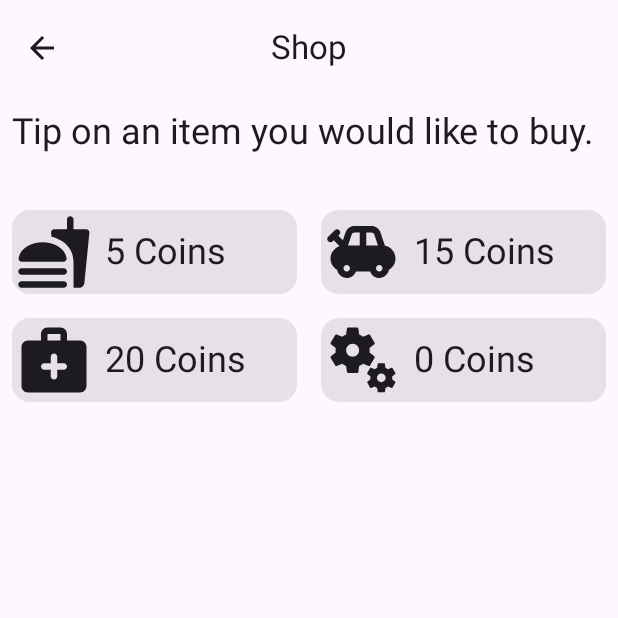
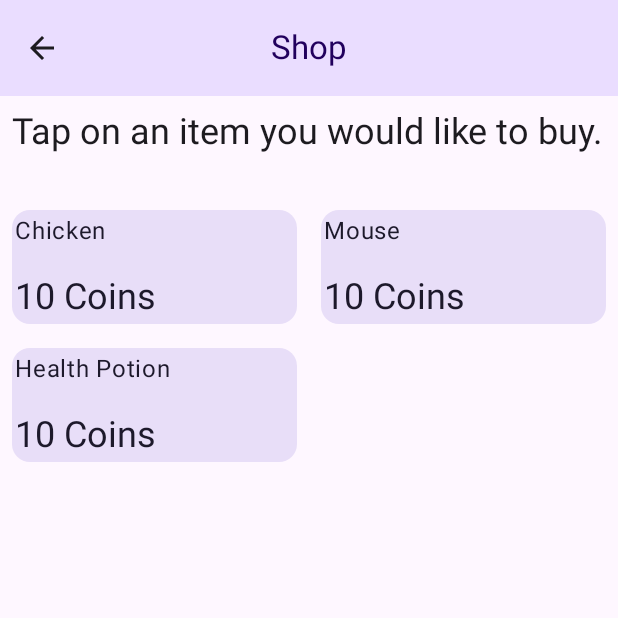
Before and after one commit to Lonartie/Mou, an Android app built with Jetpack Compose: the composable ShopScreen shown on its own in the app's theme, on a phone screen of 412 x 824 dp, the top half of it. Run offline under Robolectric (Android 15) with nearby library versions, the phone set to English and light mode, and no system bars; our stand-ins replace Dagger/Hilt's generated code, Room's generated code.

Commit message:
Shop adjustments

```diff
--- a/app/src/main/java/com/team/app/data/database/ItemsDao.kt
+++ b/app/src/main/java/com/team/app/data/database/ItemsDao.kt
@@ -25,7 +25,7 @@ interface ItemsDao {
     suspend fun getItems(): List<Item>
 
     @Query("SELECT * FROM items")
-    fun getItemsFlow(): Flow<Item>
+    fun getItemsFlow(): Flow<List<Item>>
 
     @Query("SELECT * FROM items WHERE id = :id")
     suspend fun getItem(id: Int): Item
--- a/app/src/main/java/com/team/app/data/repositories/InventoryRepository.kt
+++ b/app/src/main/java/com/team/app/data/repositories/InventoryRepository.kt
@@ -15,4 +15,6 @@ class InventoryRepository(
             invItem.quantity
         )
     }
+
+
 }
--- a/app/src/main/java/com/team/app/data/repositories/ItemsRepository.kt
+++ b/app/src/main/java/com/team/app/data/repositories/ItemsRepository.kt
@@ -8,6 +8,7 @@ import com.team.app.data.model.Item as ItemModel
 class ItemsRepository(
     private val itemsDao: ItemsDao
 ) {
+    fun getItemsFlow() = itemsDao.getItemsFlow()
     suspend fun getItemByID(id: Int) : ItemModel {
         val item : Item = itemsDao.getItem(id)
         return ItemModel(
--- a/app/src/main/java/com/team/app/ui/shop/ShopScreen.kt
+++ b/app/src/main/java/com/team/app/ui/shop/ShopScreen.kt
@@ -1,9 +1,8 @@
 package com.team.app.ui.shop
 
 import androidx.compose.foundation.clickable
-import androidx.compose.foundation.layout.Box
+import androidx.compose.foundation.layout.Arrangement
 import androidx.compose.foundation.layout.Column
-import androidx.compose.foundation.layout.Row
 import androidx.compose.foundation.layout.Spacer
 import androidx.compose.foundation.layout.fillMaxSize
 import androidx.compose.foundation.layout.padding
@@ -13,11 +12,8 @@ import androidx.compose.foundation.lazy.grid.LazyVerticalGrid
 import androidx.compose.foundation.lazy.grid.items
 import androidx.compose.material.icons.Icons
 import androidx.compose.material.icons.filled.ArrowBack
-import androidx.compose.material.icons.rounded.Fastfood
-import androidx.compose.material.icons.rounded.MedicalServices
-import androidx.compose.material.icons.rounded.MiscellaneousServices
-import androidx.compose.material.icons.rounded.Toys
 import androidx.compose.material3.Card
+import androidx.compose.material3.CardDefaults
 import androidx.compose.material3.CenterAlignedTopAppBar
 import androidx.compose.material3.ExperimentalMaterial3Api
 import androidx.compose.material3.Icon
@@ -25,22 +21,24 @@ import androidx.compose.material3.IconButton
 import androidx.compose.material3.MaterialTheme
 import androidx.compose.material3.Scaffold
 import androidx.compose.material3.Text
+import androidx.compose.material3.TopAppBarDefaults
 import androidx.compose.runtime.Composable
-import androidx.compose.ui.Alignment
+import androidx.compose.runtime.collectAsState
 import androidx.compose.ui.Modifier
 import androidx.compose.ui.res.stringResource
 import androidx.compose.ui.unit.dp
 import androidx.hilt.navigation.compose.hiltViewModel
 import com.team.app.R
-import com.team.app.data.model.ItemType
-import com.team.app.utils.Constants
+import com.team.app.data.database.model.Item
 
 @Composable
 fun ShopScreen(
     modifier: Modifier = Modifier,
     onBackClick: () -> Unit,
-    shopViewModel: ShopViewModel = hiltViewModel()
+    viewModel: ShopViewModel = hiltViewModel()
 ) {
+    val items = viewModel.itemsFlow.collectAsState(emptyList()).value
+
     Scaffold(
         topBar = { ShopTopAppBar(onBackClick = onBackClick) }
     ) { contentPadding ->
@@ -59,10 +57,10 @@ fun ShopScreen(
                 columns = GridCells.Fixed(2),
                 modifier = modifier
             ) {
-                items(ItemType.entries) {
+                items(items) {
                     ItemCard(
                         it,
-                        { shopViewModel.buyItem(it) },
+                        { viewModel.buyItem(it) },
                         Modifier.padding(8.dp)
                     )
                 }
@@ -78,7 +76,15 @@ fun ShopTopAppBar(
     onBackClick: () -> Unit
 ) {
     CenterAlignedTopAppBar(
-        title = { Text("Shop") },
+        title = {
+            Text(
+                text = "Shop",
+                color = MaterialTheme.colorScheme.onPrimaryContainer
+            )
+        },
+        colors = TopAppBarDefaults.centerAlignedTopAppBarColors(
+            containerColor = MaterialTheme.colorScheme.primaryContainer
+        ),
         modifier = modifier,
         navigationIcon = {
             IconButton(onClick = onBackClick) {
@@ -93,41 +99,31 @@ fun ShopTopAppBar(
 
 @Composable
 fun ItemCard(
-    itemType: ItemType,
+    item: Item,
     onClick: () -> Unit,
     modifier: Modifier = Modifier
 ) {
-    val iconVector = when (itemType) {
-        ItemType.FOOD -> Icons.Rounded.Fastfood
-        ItemType.MEDICINE -> Icons.Rounded.MedicalServices
-        ItemType.TOY -> Icons.Rounded.Toys
-        ItemType.MISC -> Icons.Rounded.MiscellaneousServices
-    }
-
-    val itemPrice = when (itemType) {
-        ItemType.FOOD -> Constants.foodPrice
-        ItemType.MEDICINE -> Constants.healthBoosterPrice
-        ItemType.TOY -> Constants.toyPrice
-        ItemType.MISC -> 0 // TODO
-    }
-
     Card(
+        colors = CardDefaults.cardColors(
+            containerColor = MaterialTheme.colorScheme.secondaryContainer
+        ),
         modifier = modifier
             .clickable { onClick() }
             .fillMaxSize()
     ) {
-        Row(
-            verticalAlignment = Alignment.CenterVertically,
+        Column(
+            verticalArrangement = Arrangement.Center,
             modifier = Modifier.padding(2.dp)
         ) {
-            Icon(
-                imageVector = iconVector,
-                contentDescription = null,
-                modifier = Modifier.size(52.dp)
+            Text(
+                text = item.name,
+                color = MaterialTheme.colorScheme.onSecondaryContainer
             )
             Spacer(modifier = Modifier.size(8.dp))
+            //Image(painter = painterResource(id = 0 /*item.imageId*/), contentDescription = null)
+            Spacer(modifier = Modifier.size(8.dp))
             Text(
-                text = "$itemPrice Coins",
+                text = "${item.price} Coins",
                 style = MaterialTheme.typography.headlineSmall
             )
         }
--- a/app/src/main/java/com/team/app/ui/shop/ShopViewModel.kt
+++ b/app/src/main/java/com/team/app/ui/shop/ShopViewModel.kt
@@ -2,6 +2,7 @@ package com.team.app.ui.shop
 
 import androidx.lifecycle.ViewModel
 import androidx.lifecycle.viewModelScope
+import com.team.app.data.database.model.Item
 import com.team.app.data.model.ItemType
 import com.team.app.data.repositories.InventoryRepository
 import com.team.app.data.repositories.ItemsRepository
@@ -14,7 +15,10 @@ class ShopViewModel @Inject constructor(
     private val inventoryRepository: InventoryRepository,
     private val itemsRepository: ItemsRepository,
 ) : ViewModel() {
-    fun buyItem(itemType: ItemType) {
+    var itemsFlow = itemsRepository.getItemsFlow()
+        private set
+
+    fun buyItem(item: Item) {
         viewModelScope.launch {
         }
     }
--- a/app/src/main/java/com/team/app/utils/Constants.kt
+++ b/app/src/main/java/com/team/app/utils/Constants.kt
@@ -13,9 +13,5 @@ class Constants {
 
         fun getItemResource(name: String) = ITEM_NAME_TO_RESOURCE_MAP[name]?.first ?: R.drawable.coins
         fun getItemScalingFactor(name: String) = ITEM_NAME_TO_RESOURCE_MAP[name]?.second ?: 1f
-
-        const val foodPrice = 5
-        const val healthBoosterPrice = 20
-        const val toyPrice = 15
     }
 }
--- a/app/src/main/res/values/strings.xml
+++ b/app/src/main/res/values/strings.xml
@@ -1,4 +1,4 @@
 <resources>
     <string name="app_name">Mou</string>
-    <string name="shop_prompt">Tip on an item you would like to buy.</string>
+    <string name="shop_prompt">Tap on an item you would like to buy.</string>
 </resources>
```
